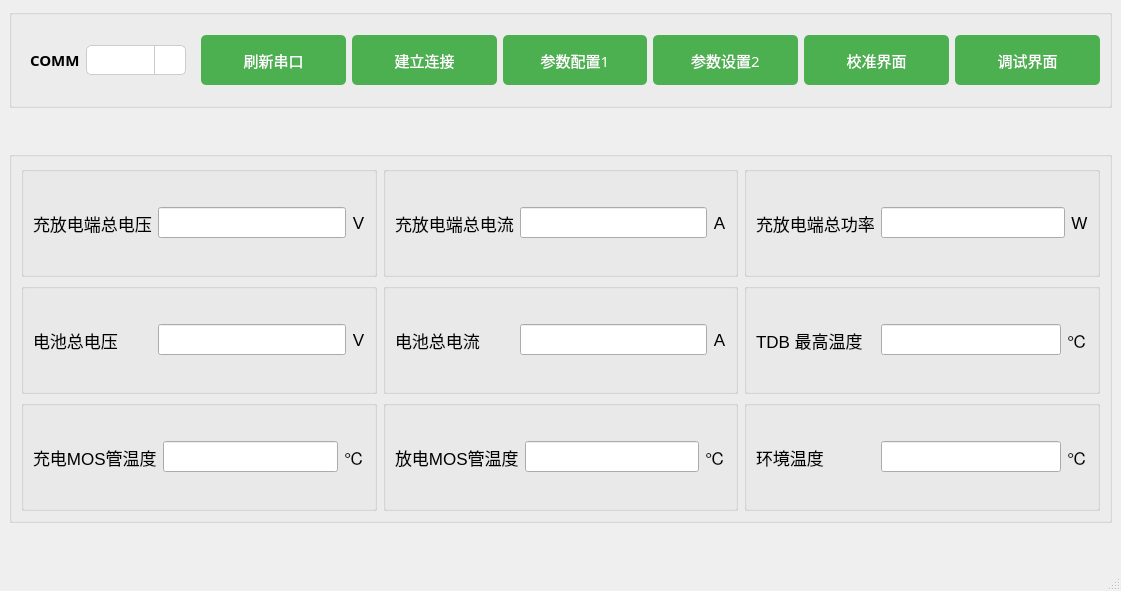
Before: the Qt Designer form mainwindow.ui in Curtain-Wang/TDB, drawn with Qt 5.
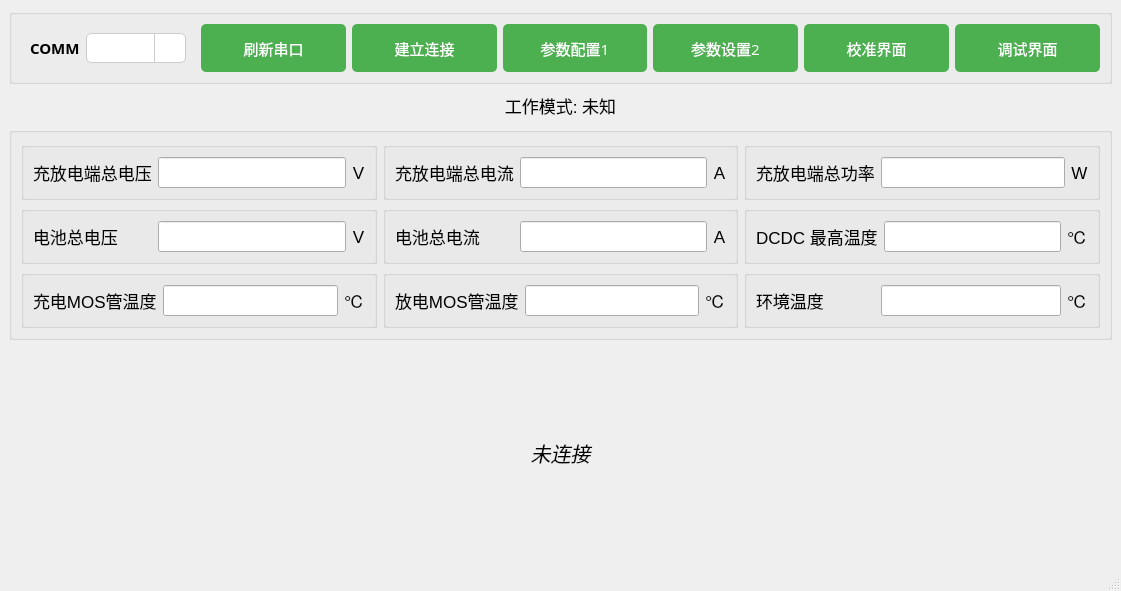
After: the same form once the commit is applied. Icons and pictures are not drawn.

Commit message: 1.TDB改成DCDC  2.调整报警框样式

What changed in the file:
```diff
--- a/mainwindow.ui
+++ b/mainwindow.ui
@@ -424,7 +424,7 @@
        </font>
       </property>
       <property name="text">
-       <string/>
+       <string>工作模式: 未知</string>
       </property>
       <property name="alignment">
        <set>Qt::AlignCenter</set>
@@ -777,7 +777,7 @@
              </font>
             </property>
             <property name="text">
-             <string>TDB 最高温度</string>
+             <string>DCDC 最高温度</string>
             </property>
             <property name="alignment">
              <set>Qt::AlignLeading|Qt::AlignLeft|Qt::AlignVCenter</set>
@@ -1017,30 +1017,66 @@
      </widget>
     </item>
     <item>
-     <widget class="QLabel" name="label_37">
-      <property name="minimumSize">
-       <size>
-        <width>0</width>
-        <height>31</height>
-       </size>
-      </property>
-      <property name="maximumSize">
-       <size>
-        <width>16777215</width>
-        <height>31</height>
-       </size>
+     <widget class="QLabel" name="bms_warn_prot">
+      <property name="sizePolicy">
+       <sizepolicy hsizetype="Preferred" vsizetype="Expanding">
+        <horstretch>0</horstretch>
+        <verstretch>0</verstretch>
+       </sizepolicy>
       </property>
       <property name="font">
        <font>
-        <pointsize>13</pointsize>
+        <family>Microsoft YaHei UI</family>
+        <pointsize>15</pointsize>
+        <italic>true</italic>
+        <bold>false</bold>
        </font>
       </property>
+      <property name="styleSheet">
+       <string notr="true">/* 告警区域 - 无告警时 */
+QLabel[status=&quot;normal&quot;] {
+    background-color: #E8F5E9;           /* 柔和的淡绿 */
+    border: 1px solid #A5D6A7;           /* 清新的绿边 */
+    color: #256029;                      /* 深墨绿色字体，更显安心 */
+    padding: 10px 14px;
+    border-radius: 14px;
+    font-weight: normal;                 /* 无需强调，去掉 bold */
+    margin: 10px 12px;
+}
+/* 告警区域 - 告警时 */
+QLabel[status=&quot;warn&quot;] {
+    background-color: #FFE5E5;
+    border: 1px solid #FF4D4F;
+    color: #D8000C;
+    padding: 10px 14px;
+    border-radius: 14px;
+    font-weight: bold;
+    margin: 10px 12px;
+}
+/* 告警区域 - 未连接（无数据） */
+QLabel[status=&quot;disconnected&quot;] {
+    background-color: #F2F2F7;           /* Apple 系统背景灰 */
+    border: 1px solid #D1D1D6;           /* Apple 系统分隔线灰 */
+    color: #8E8E93;                      /* Apple 系统文本辅助灰 */
+    padding: 10px 14px;
+    border-radius: 14px;
+    font-weight: normal;
+    font-style: italic;                  /* 可选，让状态感更明确 */
+    margin: 10px 12px;
+}</string>
+      </property>
       <property name="text">
-       <string/>
+       <string>未连接</string>
       </property>
       <property name="alignment">
        <set>Qt::AlignCenter</set>
       </property>
+      <property name="wordWrap">
+       <bool>true</bool>
+      </property>
+      <property name="status" stdset="0">
+       <string>disconnected</string>
+      </property>
      </widget>
     </item>
    </layout>
```
The commit also changes 4 other files.
